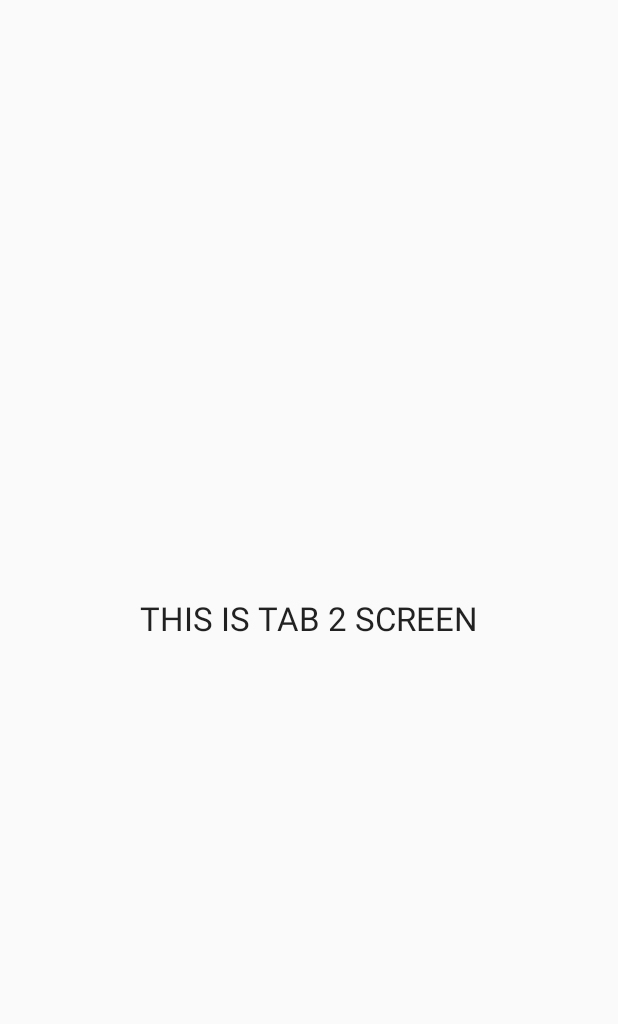
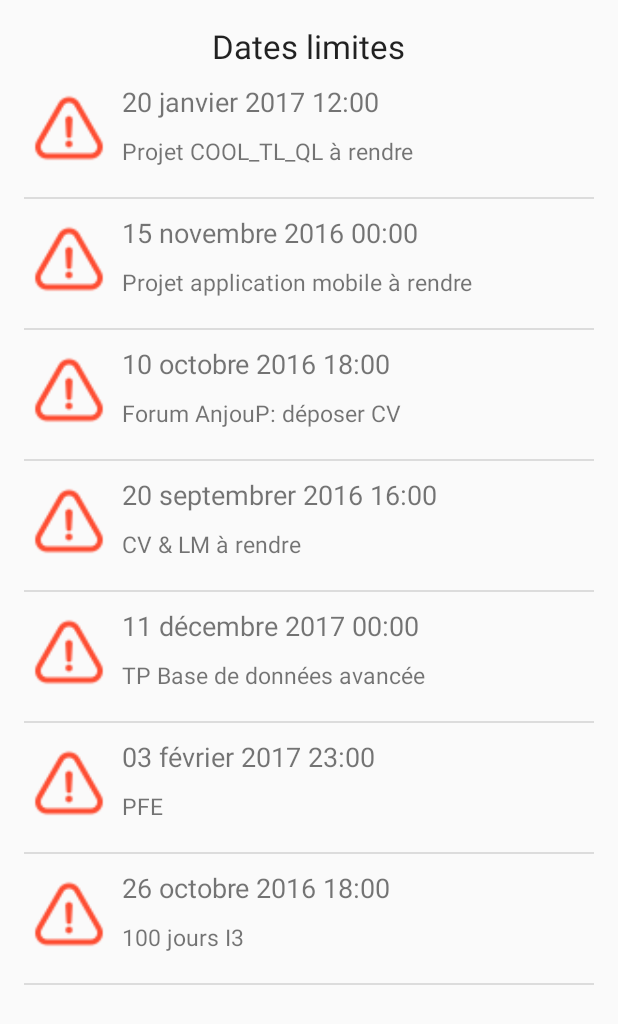
Before and after one commit to rotab/NewESEO, an Android app: the TabActivity_Deadlines screen opened directly, with no data from a screen before it, on a phone screen of 412 x 824 dp. Shown: the top 1024 px of the screen. Run offline under Robolectric (Android 15) with nearby library versions, the phone set to English and light mode, and no system bars.

Commit message:
Ajout de la liste des deadlines

```diff
--- a/app/src/main/java/com/mobile/eseo/neweseoapp/MainActivity.java
+++ b/app/src/main/java/com/mobile/eseo/neweseoapp/MainActivity.java
@@ -4,10 +4,10 @@ import android.content.Intent;
 import android.app.TabActivity;
 import android.os.Bundle;
 import android.widget.TabHost;
-import android.widget.Toast;
+/*import android.widget.Toast;
 
 import com.mobile.eseo.neweseoapp.bdd.DeadLineBDD;
-import com.mobile.eseo.neweseoapp.model.DeadLine;
+import com.mobile.eseo.neweseoapp.model.DeadLine;*/
 
 @SuppressWarnings("deprecation")
 public class MainActivity extends TabActivity {
@@ -95,37 +95,37 @@ public class MainActivity extends TabActivity {
         TabHostWindow = (TabHost) findViewById(android.R.id.tabhost);
 
         //Creating tab menu.
-        TabHost.TabSpec TabMenu1 = TabHostWindow.newTabSpec("First tab");
-        TabHost.TabSpec TabMenu2 = TabHostWindow.newTabSpec("Second Tab");
-        TabHost.TabSpec TabMenu3 = TabHostWindow.newTabSpec("Third Tab");
-        TabHost.TabSpec TabMenu4 = TabHostWindow.newTabSpec("Fourth Tab");
+        TabHost.TabSpec TabNews = TabHostWindow.newTabSpec("News tab");
+        TabHost.TabSpec TabSchedule = TabHostWindow.newTabSpec("Schedule Tab");
+        TabHost.TabSpec TabDeadline = TabHostWindow.newTabSpec("Deadline Tab");
+        TabHost.TabSpec TabInfo = TabHostWindow.newTabSpec("Information Tab");
 
         //Setting up tab 1 name.
-        TabMenu1.setIndicator(null, getResources().getDrawable(R.drawable.ic_newspaper));
+        TabNews.setIndicator(null, getResources().getDrawable(R.drawable.ic_newspaper));
         //Set tab 1 activity to tab 1 menu.
-        TabMenu1.setContent(new Intent(this, TabActivity_News.class));
+        TabNews.setContent(new Intent(this, TabActivity_News.class));
 
         //Setting up tab 2 name.
-        TabMenu2.setIndicator(null, getResources().getDrawable(R.drawable.ic_schedule));
+        TabSchedule.setIndicator(null, getResources().getDrawable(R.drawable.ic_schedule));
         //Set tab 3 activity to tab 1 menu.
-        TabMenu2.setContent(new Intent(this, TabActivity_Schedule.class));
+        TabSchedule.setContent(new Intent(this, TabActivity_Schedule.class));
 
         //Setting up tab 2 name.
-        TabMenu3.setIndicator(null, getResources().getDrawable(R.drawable.ic_deadlines));
+        TabDeadline.setIndicator(null, getResources().getDrawable(R.drawable.ic_deadlines));
         //Set tab 3 activity to tab 3 menu.
-        TabMenu3.setContent(new Intent(this, TabActivity_Deadlines.class));
+        TabDeadline.setContent(new Intent(this, TabActivity_Deadlines.class));
 
         //Setting up tab 2 name.
-        TabMenu4.setIndicator(null, getResources().getDrawable(R.drawable.ic_menu));
+        TabInfo.setIndicator(null, getResources().getDrawable(R.drawable.ic_menu));
         //Set tab 3 activity to tab 3 menu.
-        TabMenu4.setContent(new Intent(this, TabActivity_Information.class));
+        TabInfo.setContent(new Intent(this, TabActivity_Information.class));
 
         //Adding tab1, tab2, tab3 to tabhost view.
 
-        TabHostWindow.addTab(TabMenu1);
-        TabHostWindow.addTab(TabMenu2);
-        TabHostWindow.addTab(TabMenu3);
-        TabHostWindow.addTab(TabMenu4);
+        TabHostWindow.addTab(TabNews);
+        TabHostWindow.addTab(TabSchedule);
+        TabHostWindow.addTab(TabDeadline);
+        TabHostWindow.addTab(TabInfo);
 
     }
 }
--- a/app/src/main/java/com/mobile/eseo/neweseoapp/TabActivity_Deadlines.java
+++ b/app/src/main/java/com/mobile/eseo/neweseoapp/TabActivity_Deadlines.java
@@ -2,14 +2,84 @@ package com.mobile.eseo.neweseoapp;
 
 import android.support.v7.app.AppCompatActivity;
 import android.os.Bundle;
+import android.view.View;
+import android.widget.AdapterView;
+import android.widget.ArrayAdapter;
+import android.widget.ListView;
+import android.widget.Toast;
+
+import com.mobile.eseo.neweseoapp.adaptater.DeadlineArrayAdaptater;
+import com.mobile.eseo.neweseoapp.model.DeadLine;
+
+import java.util.ArrayList;
 
 public class TabActivity_Deadlines extends AppCompatActivity {
 
+    ListView listView;
 
+    private ArrayList<DeadLine> deadlines = new ArrayList<>();
 
     @Override
     protected void onCreate(Bundle savedInstanceState) {
         super.onCreate(savedInstanceState);
         setContentView(R.layout.activity_tab_deadlines);
+
+        deadlines.add(new DeadLine(0, "Projet COOL_TL_QL à rendre", "20 janvier 2017 12:00"));
+        deadlines.add(new DeadLine(1, "Projet application mobile à rendre", "15 novembre 2016 00:00"));
+        deadlines.add(new DeadLine(2, "Forum AnjouP: déposer CV", "10 octobre 2016 18:00"));
+        deadlines.add(new DeadLine(3, "CV & LM à rendre", "20 septembrer 2016 16:00"));
+        deadlines.add(new DeadLine(4, "TP Base de données avancée", "11 décembre 2017 00:00"));
+        deadlines.add(new DeadLine(5, "PFE", "03 février 2017 23:00"));
+        deadlines.add(new DeadLine(6, "100 jours I3", "26 octobre 2016 18:00"));
+
+        listView = (ListView) findViewById(R.id.listDeadline);
+        ArrayAdapter<DeadLine> adapter = new DeadlineArrayAdaptater(this, 0, deadlines);
+        listView.setAdapter(adapter);
+
+
+
+
+        /*listView = (ListView) findViewById(R.id.listDeadline);
+
+        String[] villes = {"Paris", "Marseille", "Lille", "Bordeaux", "Lyon",
+                "Toulouse"};
+
+        // Définition de l'adapter
+        // Premier Paramètre - Context
+        // Second Paramètre - le Layout pour les Items de la Liste
+        // Troisième Paramètre - l'ID du TextView du Layout des Items
+        // Quatrième Paramètre - le Tableau de Données
+
+        ArrayAdapter<String> adapter = new ArrayAdapter<String>(this,
+                android.R.layout.simple_list_item_1, android.R.id.text1, villes);
+
+        // on assigne l'adapter à notre list
+        listView.setAdapter(adapter);
+
+        // la gestion des clics sur les items de la liste
+        listView.setOnItemClickListener(new AdapterView.OnItemClickListener() {
+
+            @Override
+            public void onItemClick(AdapterView<?> parent, View view,
+                                    int position, long id) {
+
+                // l'index de l'item dans notre ListView
+                int itemPosition = position;
+
+                // On récupère le texte de l'item cliqué
+                String itemValue = (String) listView
+                        .getItemAtPosition(position);
+
+                // On affiche ce texte avec un Toast
+                Toast.makeText(
+                        getApplicationContext(),
+                        "Position :" + itemPosition + "  ListItem : "
+                                + itemValue, Toast.LENGTH_LONG).show();
+
+            }
+
+        });*/
+
     }
+
 }
--- /dev/null
+++ b/app/src/main/java/com/mobile/eseo/neweseoapp/adaptater/DeadlineArrayAdaptater.java
@@ -0,0 +1,69 @@
+/**
+ * Created by WatchYourStep on 17/10/2016.
+ */
+
+package com.mobile.eseo.neweseoapp.adaptater;
+
+import android.app.Activity;
+import android.content.Context;
+import android.view.LayoutInflater;
+import android.view.View;
+import android.view.ViewGroup;
+import android.widget.ArrayAdapter;
+import android.widget.ImageView;
+import android.widget.TextView;
+
+import com.mobile.eseo.neweseoapp.R;
+import com.mobile.eseo.neweseoapp.model.DeadLine;
+
+import java.util.ArrayList;
+import java.util.List;
+
+public class DeadlineArrayAdaptater extends ArrayAdapter<DeadLine> {
+
+    private Context context;
+    private List<DeadLine> deadlines;
+
+    //constructor, call on creation
+    public DeadlineArrayAdaptater(Context context, int resource, ArrayList<DeadLine> objects) {
+        super(context, resource, objects);
+
+        this.context = context;
+        this.deadlines = objects;
+    }
+
+
+    //called when rendering the list
+    public View getView(int position, View convertView, ViewGroup parent) {
+
+        //get the property we are displaying
+        DeadLine deadline = deadlines.get(position);
+
+        //get the inflater and inflate the XML layout for each item
+        LayoutInflater inflater = (LayoutInflater) context.getSystemService(Activity.LAYOUT_INFLATER_SERVICE);
+        View view = inflater.inflate(R.layout.deadline_layout, null);
+
+        TextView motif = (TextView) view.findViewById(R.id.motif);
+        TextView limite = (TextView) view.findViewById(R.id.limite);
+        ImageView imageDeadline = (ImageView) view.findViewById(R.id.imageDeadline);
+
+        //set address and description
+        motif.setText(deadline.getMotif());
+
+        //display trimmed excerpt for description
+        int motifLength = deadline.getMotif().length();
+        if (motifLength >= 100) {
+            String motifTrim = deadline.getMotif().substring(0, 100) + "...";
+            motif.setText(motifTrim);
+        } else {
+            motif.setText(deadline.getMotif());
+        }
+
+        limite.setText(deadline.getLimite());
+
+        //get the image associated with this property
+        imageDeadline.setImageResource(R.drawable.ic_warning_red);
+
+        return view;
+    }
+}
--- a/app/src/main/java/com/mobile/eseo/neweseoapp/model/DeadLine.java
+++ b/app/src/main/java/com/mobile/eseo/neweseoapp/model/DeadLine.java
@@ -22,7 +22,6 @@ public class DeadLine {
         this.motif = motif;
         this.limite = limite;
     }
-
     public int getId() {
         return id;
     }
--- a/app/src/main/res/layout/activity_tab_deadlines.xml
+++ b/app/src/main/res/layout/activity_tab_deadlines.xml
@@ -10,19 +10,20 @@
     android:paddingTop="@dimen/activity_vertical_margin"
     tools:context="com.mobile.eseo.neweseoapp.TabActivity_Deadlines">
 
-    <ListView
-        android:layout_width="match_parent"
-        android:layout_height="match_parent">
-        android:
-    </ListView>
-
     <TextView
-        android:id="@+id/textView1"
+        android:id="@+id/titleDeadline"
         android:layout_width="wrap_content"
         android:layout_height="wrap_content"
         android:layout_centerHorizontal="true"
-        android:layout_centerVertical="true"
-        android:text="THIS IS TAB 2 SCREEN"
+        android:layout_alignParentTop="true"
+        android:text="Dates limites"
         android:textAppearance="?android:attr/textAppearanceLarge" />
 
+    <ListView
+        android:id="@+id/listDeadline"
+        android:layout_width="match_parent"
+        android:layout_height="match_parent"
+        android:layout_below="@id/titleDeadline">
+    </ListView>
+
 </RelativeLayout>
--- /dev/null
+++ b/app/src/main/res/layout/deadline_layout.xml
@@ -0,0 +1,40 @@
+<?xml version="1.0" encoding="utf-8"?>
+<RelativeLayout xmlns:android="http://schemas.android.com/apk/res/android"
+    android:layout_width="match_parent"
+    android:layout_height="match_parent"
+    android:orientation="vertical"
+    android:paddingTop="10dp"
+    android:paddingBottom="10dp">
+
+    <ImageView
+        android:id="@+id/imageDeadline"
+        android:layout_width="60dp"
+        android:layout_height="60dp"
+        android:layout_marginRight="5dp"
+        android:contentDescription="Deadline Image" />
+
+    <LinearLayout
+        android:id="@+id/infoSection"
+        android:layout_width="match_parent"
+        android:layout_height="wrap_content"
+        android:layout_toRightOf="@+id/imageDeadline"
+        android:orientation="vertical">
+
+        <TextView
+            android:id="@+id/limite"
+            android:layout_width="match_parent"
+            android:layout_height="wrap_content"
+            android:layout_marginBottom="10dp"
+            android:text="Deadline date"
+            android:textSize="18sp" />
+
+        <TextView
+            android:id="@+id/motif"
+            android:layout_width="match_parent"
+            android:layout_height="wrap_content"
+            android:layout_marginBottom="10dp"
+            android:text="Motif"
+            android:textSize="15sp" />
+    </LinearLayout>
+
+</RelativeLayout>
```
Also changed, not shown: app/src/main/res/drawable-hdpi/ic_warning_green.png (added), app/src/main/res/drawable-hdpi/ic_warning_red.png (added), app/src/main/res/drawable-mdpi/ic_warning_green.png (added), app/src/main/res/drawable-mdpi/ic_warning_red.png (added), app/src/main/res/drawable-xhdpi/ic_warning_green.png (added), app/src/main/res/drawable-xhdpi/ic_warning_red.png (added), app/src/main/res/drawable-xxhdpi/ic_warning_green.png (added), app/src/main/res/drawable-xxhdpi/ic_warning_red.png (added).
